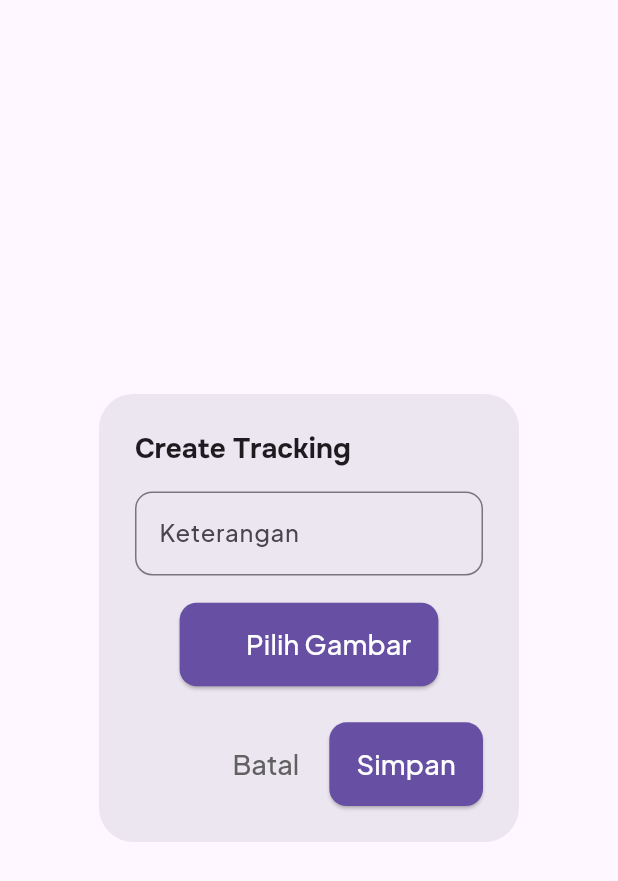
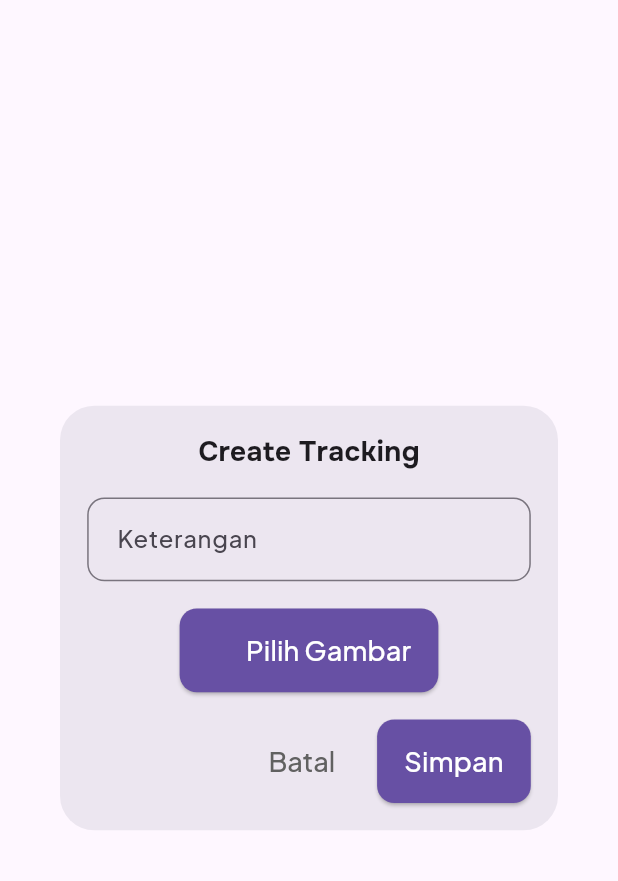
Before and after one commit to vSAM100904v/PedikaApp_Flutter, a Flutter app: the CreateTrackingDialog widget shown alone on an empty page, opened directly with empty values, on a phone screen of 412 x 824 dp. Shown: the top 881 px of the screen. Run offline on Flutter 3.47's test engine with Material 3 defaults, Android fonts, the phone set to English and light mode, and no system bars; our stand-ins replace awesome_snackbar_content, cached_network_image, camera, carousel_slider, cloud_firestore, connectivity_plus and 20 more; missing offline and left inert: dart:ffi; accounts and stored records are empty; network calls fail.

Commit message:
Feat:Resolve an animation crash with input field

```diff
--- a/lib/core/persentation/widgets/dialogs/create_tracking_dialog.dart
+++ b/lib/core/persentation/widgets/dialogs/create_tracking_dialog.dart
@@ -63,41 +63,61 @@ class _CreateTrackingDialogState extends State<CreateTrackingDialog>
     final responsive = context.responsive;
     final textStyle = context.textStyle;
 
-    return ScaleTransition(
-      scale: _scaleAnimation,
-      child: FadeTransition(
-        opacity: _fadeAnimation,
-        child: AlertDialog(
+    return Dialog(
       shape: RoundedRectangleBorder(
         borderRadius: BorderRadius.all(
           Radius.circular(responsive.borderRadius(SizeScale.sm)),
         ),
       ),
       elevation: 8,
-          title: Text(
+      child: ScaleTransition(
+        scale: _scaleAnimation,
+        child: FadeTransition(
+          opacity: _fadeAnimation,
+          child: Padding(
+            padding: EdgeInsets.all(responsive.space(SizeScale.md)),
+            child: Column(
+              mainAxisSize: MainAxisSize.min,
+              children: [
+                Text(
                   'Create Tracking',
                   style: textStyle.onestBold(size: SizeScale.lg),
                 ),
-          content: Form(
+                SizedBox(height: responsive.space(SizeScale.md)),
+                Form(
                   key: _formKey,
                   child: Column(
                     mainAxisSize: MainAxisSize.min,
                     children: [
-                TextFormField(
+                      ConstrainedBox(
+                        constraints: BoxConstraints(
+                          minHeight: responsive.space(SizeScale.xxl),
+                        ),
+                        child: TextFormField(
+                          maxLines: 3,
+                          minLines: 1,
                           decoration: InputDecoration(
                             labelText: 'Keterangan',
-                    labelStyle: textStyle.jakartaSansMedium(size: SizeScale.sm),
+                            labelStyle: textStyle.jakartaSansMedium(
+                              size: SizeScale.sm,
+                            ),
                             border: OutlineInputBorder(
                               borderRadius: BorderRadius.circular(
                                 responsive.borderRadius(SizeScale.xs),
                               ),
                             ),
+                            contentPadding: EdgeInsets.all(
+                              responsive.space(SizeScale.sm),
+                            ),
                           ),
                           style: textStyle.dmSansRegular(size: SizeScale.md),
                           validator:
                               (value) =>
-                          value?.isEmpty ?? true ? 'Masukkan keterangan' : null,
+                                  value?.isEmpty ?? true
+                                      ? 'Masukkan keterangan'
+                                      : null,
                           onSaved: (value) => keterangan = value ?? '',
+                        ),
                       ),
                       SizedBox(height: responsive.space(SizeScale.md)),
                       AnimatedSwitcher(
@@ -106,14 +126,17 @@ class _CreateTrackingDialogState extends State<CreateTrackingDialog>
                             documents.isEmpty
                                 ? ElevatedButton.icon(
                                   style: ElevatedButton.styleFrom(
-                              backgroundColor: Theme.of(context).primaryColor,
+                                    backgroundColor:
+                                        Theme.of(context).primaryColor,
                                     shape: RoundedRectangleBorder(
                                       borderRadius: BorderRadius.circular(
                                         responsive.borderRadius(SizeScale.xs),
                                       ),
                                     ),
                                     padding: EdgeInsets.symmetric(
-                                horizontal: responsive.space(SizeScale.md),
+                                      horizontal: responsive.space(
+                                        SizeScale.md,
+                                      ),
                                       vertical: responsive.space(SizeScale.sm),
                                     ),
                                   ),
@@ -138,12 +161,18 @@ class _CreateTrackingDialogState extends State<CreateTrackingDialog>
                                             Theme.of(context).primaryColor,
                                         shape: RoundedRectangleBorder(
                                           borderRadius: BorderRadius.circular(
-                                      responsive.borderRadius(SizeScale.xs),
+                                            responsive.borderRadius(
+                                              SizeScale.xs,
+                                            ),
                                           ),
                                         ),
                                         padding: EdgeInsets.symmetric(
-                                    horizontal: responsive.space(SizeScale.md),
-                                    vertical: responsive.space(SizeScale.sm),
+                                          horizontal: responsive.space(
+                                            SizeScale.md,
+                                          ),
+                                          vertical: responsive.space(
+                                            SizeScale.sm,
+                                          ),
                                         ),
                                       ),
                                       onPressed: _pickImage,
@@ -159,7 +188,9 @@ class _CreateTrackingDialogState extends State<CreateTrackingDialog>
                                         ),
                                       ),
                                     ),
-                              SizedBox(height: responsive.space(SizeScale.sm)),
+                                    SizedBox(
+                                      height: responsive.space(SizeScale.sm),
+                                    ),
                                     SizedBox(
                                       height: responsive.space(SizeScale.xxl),
                                       child: ListView.builder(
@@ -168,14 +199,17 @@ class _CreateTrackingDialogState extends State<CreateTrackingDialog>
                                         itemBuilder:
                                             (context, index) => Padding(
                                               padding: EdgeInsets.only(
-                                          right: responsive.space(SizeScale.sm),
+                                                right: responsive.space(
+                                                  SizeScale.sm,
+                                                ),
                                               ),
                                               child: Stack(
                                                 children: [
                                                   ClipRRect(
                                                     borderRadius:
                                                         BorderRadius.circular(
-                                                    responsive.borderRadius(
+                                                          responsive
+                                                              .borderRadius(
                                                                 SizeScale.xs,
                                                               ),
                                                         ),
@@ -196,7 +230,9 @@ class _CreateTrackingDialogState extends State<CreateTrackingDialog>
                                                     child: GestureDetector(
                                                       onTap: () {
                                                         setState(() {
-                                                    documents.removeAt(index);
+                                                          documents.removeAt(
+                                                            index,
+                                                          );
                                                         });
                                                       },
                                                       child: Container(
@@ -206,13 +242,15 @@ class _CreateTrackingDialogState extends State<CreateTrackingDialog>
                                                               BorderRadius.circular(
                                                                 responsive
                                                                     .borderRadius(
-                                                                SizeScale.xs,
+                                                                      SizeScale
+                                                                          .xs,
                                                                     ),
                                                               ),
                                                         ),
                                                         child: Icon(
                                                           Icons.close,
-                                                    size: responsive.fontSize(
+                                                          size: responsive
+                                                              .fontSize(
                                                                 SizeScale.sm,
                                                               ),
                                                           color: Colors.white,
@@ -231,15 +269,21 @@ class _CreateTrackingDialogState extends State<CreateTrackingDialog>
                     ],
                   ),
                 ),
-          actions: [
+                SizedBox(height: responsive.space(SizeScale.md)),
+                Row(
+                  mainAxisAlignment: MainAxisAlignment.end,
+                  children: [
                     TextButton(
                       style: TextButton.styleFrom(
                         foregroundColor: Colors.grey[700],
-                textStyle: textStyle.jakartaSansMedium(size: SizeScale.md),
+                        textStyle: textStyle.jakartaSansMedium(
+                          size: SizeScale.md,
+                        ),
                       ),
                       onPressed: () => Navigator.pop(context),
                       child: const Text('Batal'),
                     ),
+                    SizedBox(width: responsive.space(SizeScale.sm)),
                     ElevatedButton(
                       style: ElevatedButton.styleFrom(
                         backgroundColor: Theme.of(context).primaryColor,
@@ -277,6 +321,10 @@ class _CreateTrackingDialogState extends State<CreateTrackingDialog>
                     ),
                   ],
                 ),
+              ],
+            ),
+          ),
+        ),
       ),
     );
   }
```
Lines whose indentation alone changed are shown as unchanged.
